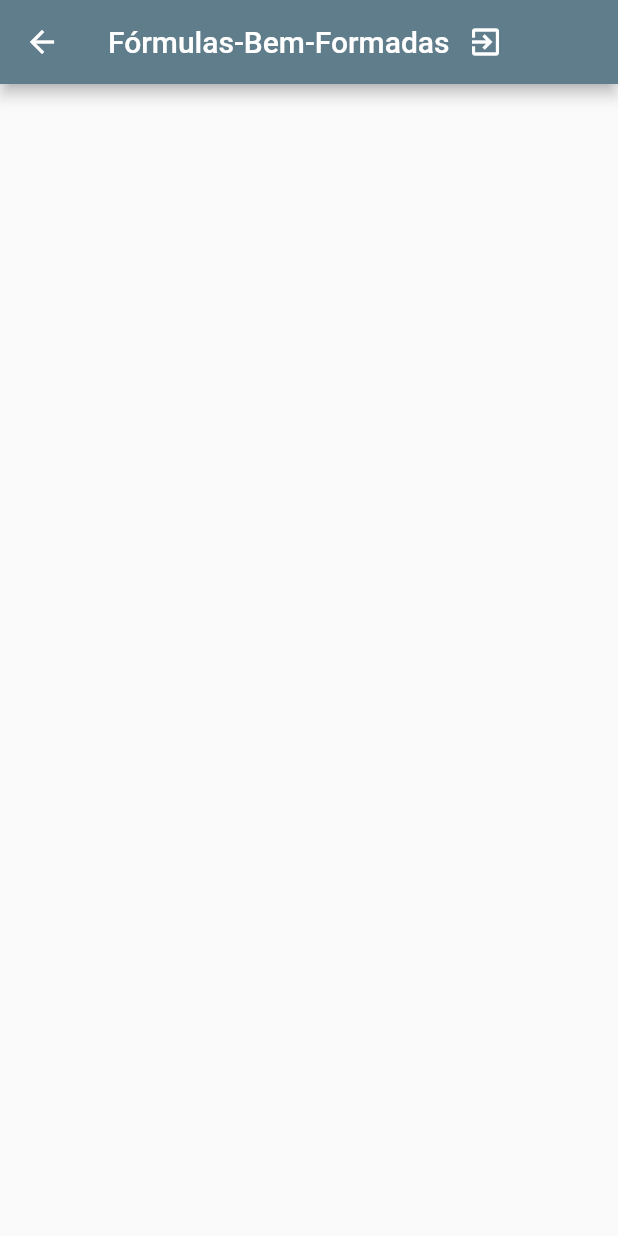
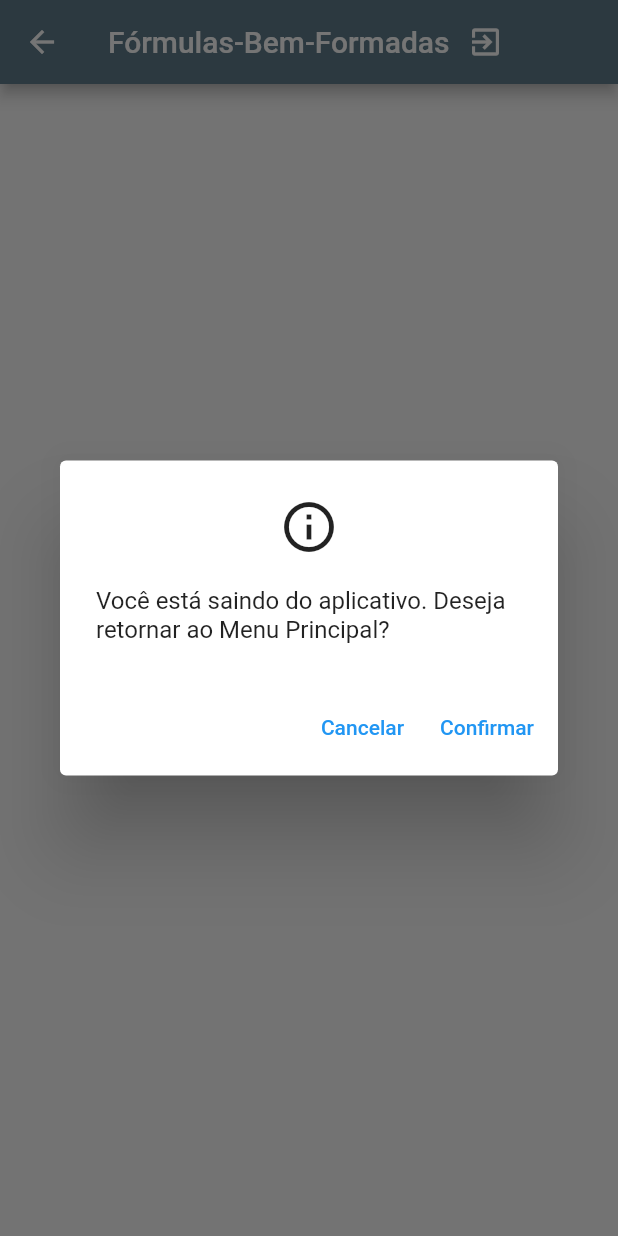
Before and after one commit to gs-Leo/TRUEBLE, a Flutter app: the fbfPage screen opened by its route, after a tap on the "exit to app" icon, on a phone screen of 412 x 824 dp. Run offline on Flutter 3.47's test engine with Material 2 defaults, Android fonts, the phone set to English and light mode, and no system bars.

Commit message:
Adicionando, Alert para retornar ao Menu Principal

```diff
--- a/lib/Pages/fbfPage.dart
+++ b/lib/Pages/fbfPage.dart
@@ -1,4 +1,5 @@
 import 'package:flutter/material.dart';
+import 'package:trueble/widgets/alertDialogMenu.dart';
 
 
 class fbfPage extends StatefulWidget {//gerencia o proprio estado
@@ -18,7 +19,7 @@ class _fbfPageState extends State<fbfPage> {
         title: Center(
           child: Row(
             children: [ Text('Fórmulas-Bem-Formadas'),
-              IconButton(onPressed: (){},
+              IconButton(onPressed: (){showAlertDialogMenu(context);},
                   icon: Icon(Icons.exit_to_app),
               ),
             ],
--- a/lib/myApp.dart
+++ b/lib/myApp.dart
@@ -4,6 +4,7 @@ import 'package:trueble/Pages/homePage.dart';
 import 'package:trueble/Pages/optionsPage.dart';
 import 'package:trueble/Pages/learnTablesMenu.dart';
 import 'package:trueble/Pages/fbfPage.dart';
+import 'package:trueble/widgets/alertDialogMenu.dart';
 
 class MyApp extends StatelessWidget{
   const MyApp({super.key});
@@ -21,6 +22,7 @@ class MyApp extends StatelessWidget{
           "/LearnTableMenu": (context) => LearnTableMenu(),
           "/fbfPage": (context) => fbfPage(),
 
+
     });
   }
 }
--- /dev/null
+++ b/lib/widgets/alertDialogMenu.dart
@@ -0,0 +1,31 @@
+import 'dart:io';
+
+import 'package:flutter/material.dart';
+
+
+showAlertDialogMenu(BuildContext context) {
+  Widget cancelaButton = TextButton(
+    child: Text("Cancelar"),
+    onPressed:  () {},
+  );
+  Widget continuaButton = TextButton(
+    child: Text("Confirmar"),
+    onPressed:  () {Navigator.pushNamed(context, '/OptionsPage');},
+  );
+  //configura o AlertDialog
+  AlertDialog alert = AlertDialog(
+    title: Center( child: Icon(Icons.info_outline, size: 40,),),
+    content: Text("Você está saindo do aplicativo. Deseja retornar ao Menu Principal?"),
+    actions: [
+      cancelaButton,
+      continuaButton,
+    ],
+  );
+  //exibe o diálogo
+  showDialog(
+    context: context,
+    builder: (BuildContext context) {
+      return alert;
+    },
+  );
+}
```
